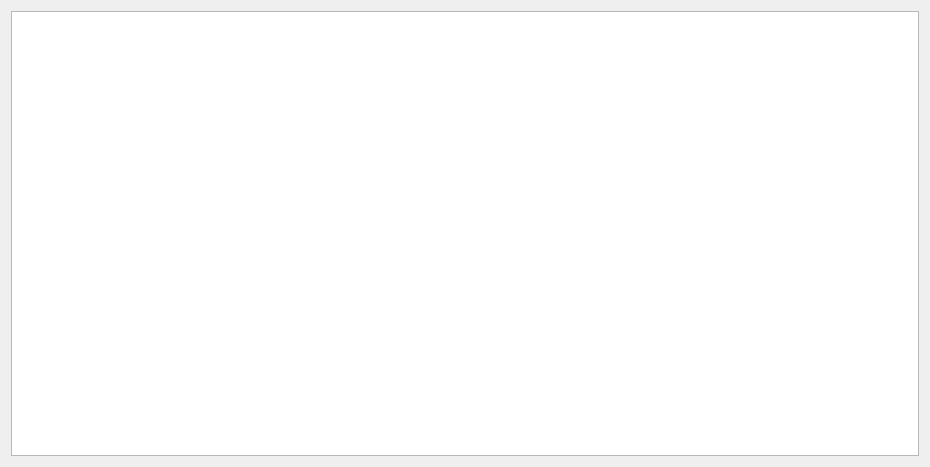
wisaly/taikosanro, file src/mainview/mainwindow.ui: the form before one commit.
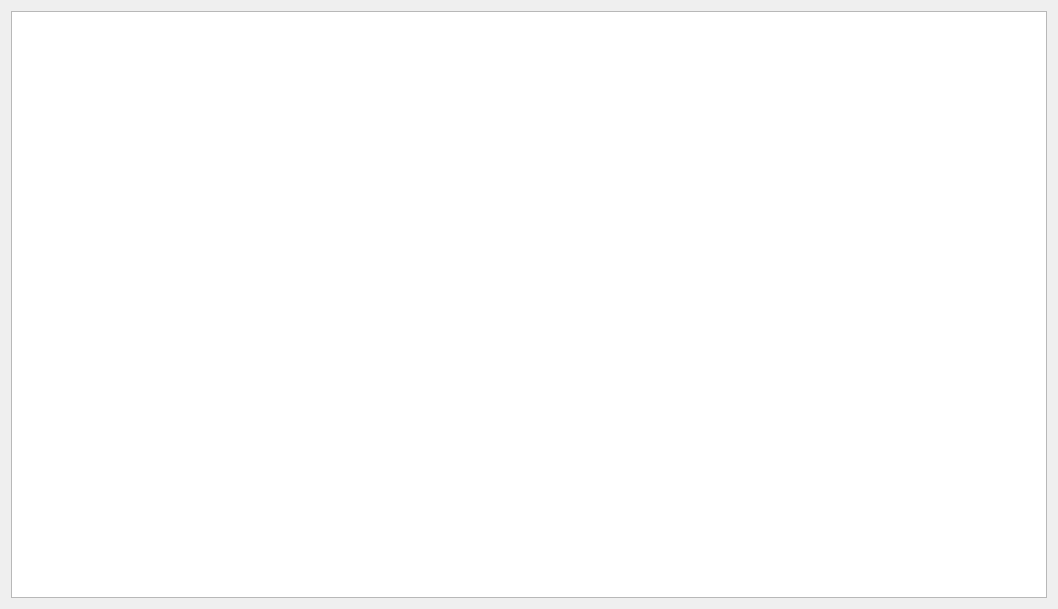
The form after the commit.

```diff
--- a/src/mainview/mainwindow.ui
+++ b/src/mainview/mainwindow.ui
@@ -6,8 +6,8 @@
    <rect>
     <x>0</x>
     <y>0</y>
-    <width>930</width>
-    <height>467</height>
+    <width>1058</width>
+    <height>609</height>
    </rect>
   </property>
   <property name="windowTitle">
```
